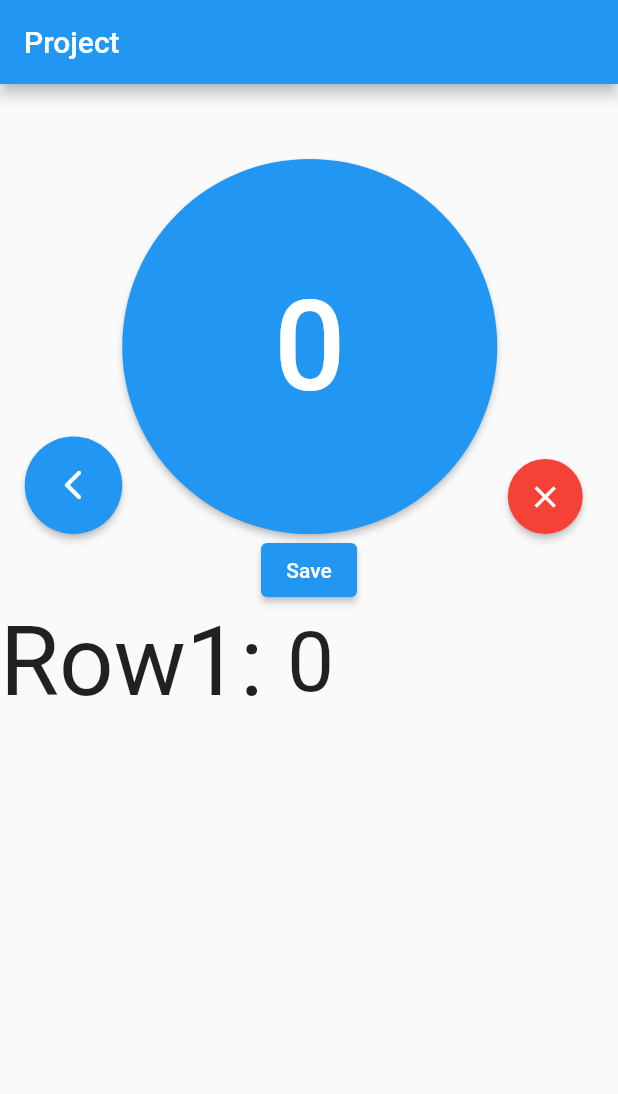
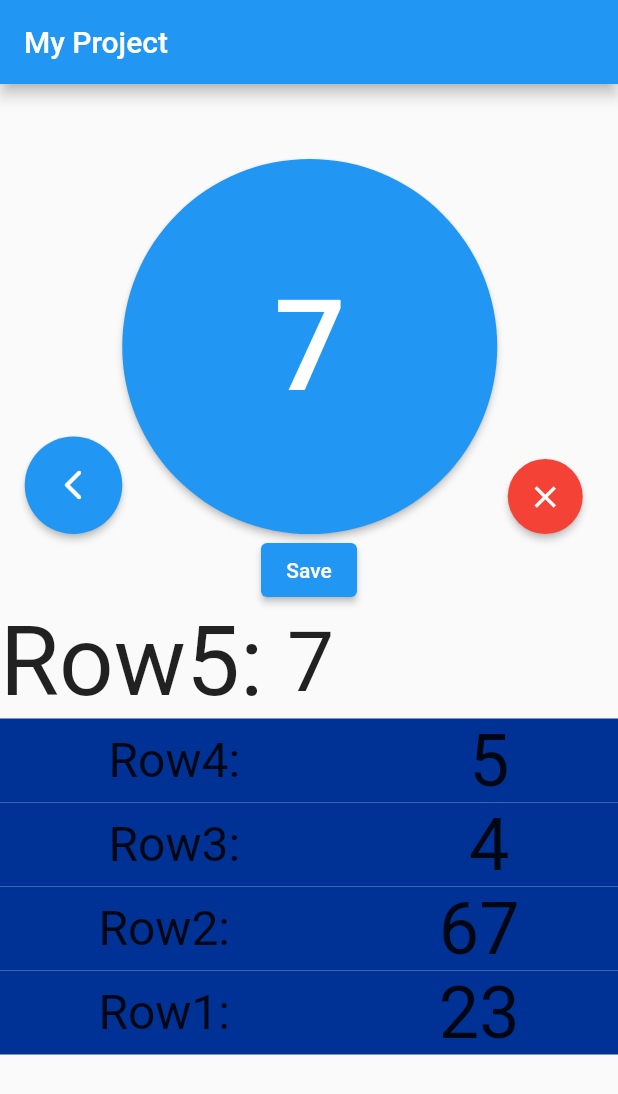
Before and after one commit to AlmondBranchh/CrochetCounter, a Flutter app: the screen it shows after launch, after a tap on "Save", on a phone screen of 412 x 824 dp. Shown: the top 1094 px of the screen. Run offline on Flutter 3.47's test engine with Material 2 defaults, Android fonts, the phone set to English and light mode, and no system bars.

Commit message:
Created project class

```diff
--- a/lib/data.dart
+++ b/lib/data.dart
@@ -1,5 +1,6 @@
+
 int counter = 0;
-List<String> savesList = <String>[" "," "," "," "," "];
+List<int> savesList = <int>[];
 int savesListIndex = 0;
 
 void AddToCounter(){
@@ -23,7 +24,7 @@ String GetCounterValueString(){
 }
 
 void AddCounterValueToSavesList(){
-  savesList.insert(savesListIndex, counter.toString());
+  savesList.insert(savesListIndex, counter);
   savesListIndex ++;
 }
 
@@ -38,3 +39,12 @@ String SavesListValueString(int index){
 int SavesListIndex(){
   return savesListIndex;
 }
+
+List<int> GetSaveList(){
+  return savesList;
+}
+
+void SetSaveList(List<int> newSaveList){
+  savesList.addAll(newSaveList);
+  savesListIndex = savesList.length;
+}
--- /dev/null
+++ b/lib/project.dart
@@ -0,0 +1,34 @@
+import 'package:crochet_counter/data.dart';
+
+
+class Project{
+  final int id;
+  final String name;
+  final int counterValue;
+  final List<int> savesList;
+
+  const Project({
+    required this.id,
+    required this.name,
+    required this.counterValue,
+    required this.savesList,
+  });
+}
+
+Project mockProject(){
+  return const Project(
+    id: 1,
+    name: "My Project",
+    counterValue: 7,
+    savesList: <int>[23,67,4,5],
+  );
+}
+
+void LoadProject(){
+  SetCounter(mockProject().counterValue.toString());
+  SetSaveList(mockProject().savesList);
+}
+
+String GetProjectName(){
+  return mockProject().name;
+}
--- a/lib/screens/home_screen.dart
+++ b/lib/screens/home_screen.dart
@@ -1,6 +1,7 @@
 import 'package:crochet_counter/widgets/saves_list.dart';
 import 'package:flutter/material.dart';
 import 'package:crochet_counter/widgets/counter.dart';
+import 'package:crochet_counter/project.dart';
 
 class HomeScreen extends StatefulWidget {
   const HomeScreen({Key? key}) : super(key: key);
@@ -10,11 +11,17 @@ class HomeScreen extends StatefulWidget {
 }
 
 class _HomeScreenState extends State<HomeScreen> {
+
+  void initState(){
+    super.initState();
+    LoadProject();
+  }
+
   @override
   Widget build(BuildContext context) {
     return Scaffold(
       appBar: AppBar(
-        title: Text("Project"),
+        title: Text(GetProjectName()),
       ),
       body: SingleChildScrollView(
         child: Column(
```
